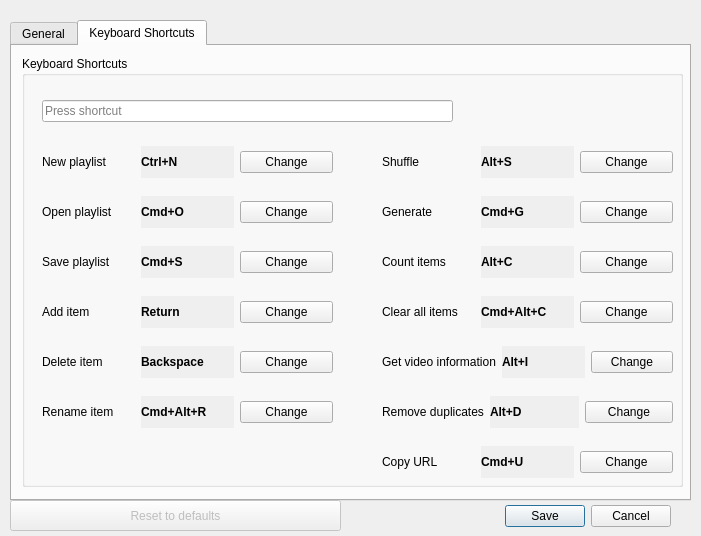
Above: src/main/resources/base/forms/settings_dialog.ui from christianhofmanncodes/youtube-playlist-generator before the change. Below: the same form after it.
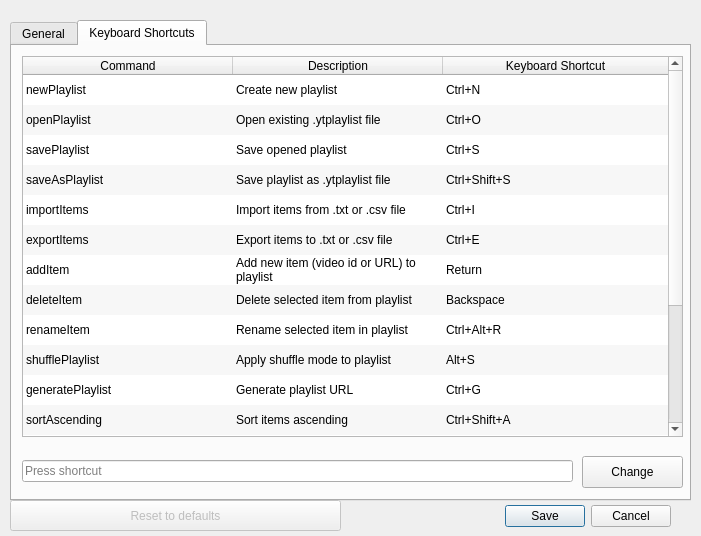
That is the form after the change. The open tabs and pages were chosen to show the change.

Commit message: Redesign Keyboard Shortcuts tab in SettingsDialog (replaced by table with all shortcut as rows

```diff
--- a/src/main/resources/base/forms/settings_dialog.ui
+++ b/src/main/resources/base/forms/settings_dialog.ui
@@ -230,561 +230,593 @@
     <attribute name="title">
      <string>Keyboard Shortcuts</string>
     </attribute>
-    <widget class="QGroupBox" name="groupBox_keyboard_shortcuts">
+    <widget class="QTableWidget" name="tableWidget">
      <property name="geometry">
       <rect>
        <x>10</x>
        <y>10</y>
        <width>661</width>
-       <height>431</height>
+       <height>381</height>
       </rect>
      </property>
-     <property name="title">
-      <string>Keyboard Shortcuts</string>
+     <property name="sizePolicy">
+      <sizepolicy hsizetype="Expanding" vsizetype="Expanding">
+       <horstretch>0</horstretch>
+       <verstretch>0</verstretch>
+      </sizepolicy>
      </property>
-     <widget class="QKeySequenceEdit" name="keySequenceEdit">
-      <property name="geometry">
-       <rect>
-        <x>20</x>
-        <y>30</y>
-        <width>411</width>
-        <height>51</height>
-       </rect>
+     <property name="showDropIndicator" stdset="0">
+      <bool>false</bool>
+     </property>
+     <property name="alternatingRowColors">
+      <bool>true</bool>
+     </property>
+     <property name="selectionMode">
+      <enum>QAbstractItemView::SingleSelection</enum>
+     </property>
+     <property name="selectionBehavior">
+      <enum>QAbstractItemView::SelectRows</enum>
+     </property>
+     <property name="showGrid">
+      <bool>false</bool>
+     </property>
+     <property name="gridStyle">
+      <enum>Qt::NoPen</enum>
+     </property>
+     <property name="cornerButtonEnabled">
+      <bool>true</bool>
+     </property>
+     <attribute name="horizontalHeaderVisible">
+      <bool>true</bool>
+     </attribute>
+     <attribute name="horizontalHeaderCascadingSectionResizes">
+      <bool>false</bool>
+     </attribute>
+     <attribute name="horizontalHeaderMinimumSectionSize">
+      <number>150</number>
+     </attribute>
+     <attribute name="horizontalHeaderDefaultSectionSize">
+      <number>210</number>
+     </attribute>
+     <attribute name="horizontalHeaderHighlightSections">
+      <bool>true</bool>
+     </attribute>
+     <attribute name="horizontalHeaderShowSortIndicator" stdset="0">
+      <bool>false</bool>
+     </attribute>
+     <attribute name="horizontalHeaderStretchLastSection">
+      <bool>true</bool>
+     </attribute>
+     <attribute name="verticalHeaderVisible">
+      <bool>false</bool>
+     </attribute>
+     <attribute name="verticalHeaderCascadingSectionResizes">
+      <bool>false</bool>
+     </attribute>
+     <attribute name="verticalHeaderMinimumSectionSize">
+      <number>21</number>
+     </attribute>
+     <attribute name="verticalHeaderDefaultSectionSize">
+      <number>30</number>
+     </attribute>
+     <attribute name="verticalHeaderHighlightSections">
+      <bool>true</bool>
+     </attribute>
+     <attribute name="verticalHeaderShowSortIndicator" stdset="0">
+      <bool>false</bool>
+     </attribute>
+     <attribute name="verticalHeaderStretchLastSection">
+      <bool>false</bool>
+     </attribute>
+     <row>
+      <property name="text">
+       <string>newPlaylist</string>
       </property>
-     </widget>
-     <widget class="QWidget" name="layoutWidget">
-      <property name="geometry">
-       <rect>
-        <x>360</x>
-        <y>140</y>
-        <width>291</width>
-        <height>32</height>
-       </rect>
+     </row>
+     <row>
+      <property name="text">
+       <string>openPlaylist</string>
       </property>
-      <layout class="QHBoxLayout" name="horizontalLayout_8">
-       <item>
-        <widget class="QLabel" name="label_keyboard_shortcuts_option8_text">
-         <property name="text">
-          <string>Generate</string>
-         </property>
-        </widget>
-       </item>
-       <item>
-        <widget class="QLabel" name="label_keyboard_shortcuts_option8">
-         <property name="font">
-          <font>
-           <bold>true</bold>
-          </font>
-         </property>
-         <property name="autoFillBackground">
-          <bool>true</bool>
-         </property>
-         <property name="text">
-          <string>Cmd+G</string>
-         </property>
-        </widget>
-       </item>
-       <item>
-        <widget class="QPushButton" name="pushButton_change_option8">
-         <property name="text">
-          <string>Change</string>
-         </property>
-        </widget>
-       </item>
-      </layout>
-     </widget>
-     <widget class="QWidget" name="layoutWidget">
-      <property name="geometry">
-       <rect>
-        <x>360</x>
-        <y>90</y>
-        <width>291</width>
-        <height>32</height>
-       </rect>
+     </row>
+     <row>
+      <property name="text">
+       <string>savePlaylist</string>
       </property>
-      <layout class="QHBoxLayout" name="horizontalLayout_7">
-       <item>
-        <widget class="QLabel" name="label_keyboard_shortcuts_option7_text">
-         <property name="text">
-          <string>Shuffle</string>
-         </property>
-        </widget>
-       </item>
-       <item>
-        <widget class="QLabel" name="label_keyboard_shortcuts_option7">
-         <property name="font">
-          <font>
-           <bold>true</bold>
-          </font>
-         </property>
-         <property name="autoFillBackground">
-          <bool>true</bool>
-         </property>
-         <property name="text">
-          <string>Alt+S</string>
-         </property>
-        </widget>
-       </item>
-       <item>
-        <widget class="QPushButton" name="pushButton_change_option7">
-         <property name="text">
-          <string>Change</string>
-         </property>
-        </widget>
-       </item>
-      </layout>
-     </widget>
-     <widget class="QWidget" name="layoutWidget">
-      <property name="geometry">
-       <rect>
-        <x>360</x>
-        <y>190</y>
-        <width>291</width>
-        <height>32</height>
-       </rect>
+     </row>
+     <row>
+      <property name="text">
+       <string>saveAsPlaylist</string>
       </property>
-      <layout class="QHBoxLayout" name="horizontalLayout_9">
-       <item>
-        <widget class="QLabel" name="label_keyboard_shortcuts_option9_text">
-         <property name="text">
-          <string>Count items</string>
-         </property>
-        </widget>
-       </item>
-       <item>
-        <widget class="QLabel" name="label_keyboard_shortcuts_option9">
-         <property name="font">
-          <font>
-           <bold>true</bold>
-          </font>
-         </property>
-         <property name="autoFillBackground">
-          <bool>true</bool>
-         </property>
-         <property name="text">
-          <string>Alt+C</string>
-         </property>
-        </widget>
-       </item>
-       <item>
-        <widget class="QPushButton" name="pushButton_change_option9">
-         <property name="text">
-          <string>Change</string>
-         </property>
-        </widget>
-       </item>
-      </layout>
-     </widget>
-     <widget class="QWidget" name="layoutWidget">
-      <property name="geometry">
-       <rect>
-        <x>360</x>
-        <y>240</y>
-        <width>291</width>
-        <height>32</height>
-       </rect>
+     </row>
+     <row>
+      <property name="text">
+       <string>importItems</string>
       </property>
-      <layout class="QHBoxLayout" name="horizontalLayout_10">
-       <item>
-        <widget class="QLabel" name="label_keyboard_shortcuts_option10_text">
-         <property name="text">
-          <string>Clear all items</string>
-         </property>
-        </widget>
-       </item>
-       <item>
-        <widget class="QLabel" name="label_keyboard_shortcuts_option10">
-         <property name="font">
-          <font>
-           <bold>true</bold>
-          </font>
-         </property>
-         <property name="autoFillBackground">
-          <bool>true</bool>
-         </property>
-         <property name="text">
-          <string>Cmd+Alt+C</string>
-         </property>
-        </widget>
-       </item>
-       <item>
-        <widget class="QPushButton" name="pushButton_change_option10">
-         <property name="text">
-          <string>Change</string>
-         </property>
-        </widget>
-       </item>
-      </layout>
-     </widget>
-     <widget class="QWidget" name="layoutWidget">
-      <property name="geometry">
-       <rect>
-        <x>20</x>
-        <y>340</y>
-        <width>291</width>
-        <height>32</height>
-       </rect>
+     </row>
+     <row>
+      <property name="text">
+       <string>exportItems</string>
       </property>
-      <layout class="QHBoxLayout" name="horizontalLayout_6">
-       <item>
-        <widget class="QLabel" name="label_keyboard_shortcuts_option6_text">
-         <property name="text">
-          <string>Rename item</string>
-         </property>
-        </widget>
-       </item>
-       <item>
-        <widget class="QLabel" name="label_keyboard_shortcuts_option6">
-         <property name="font">
-          <font>
-           <bold>true</bold>
-          </font>
-         </property>
-         <property name="autoFillBackground">
-          <bool>true</bool>
-         </property>
-         <property name="text">
-          <string>Cmd+Alt+R</string>
-         </property>
-        </widget>
-       </item>
-       <item>
-        <widget class="QPushButton" name="pushButton_change_option6">
-         <property name="text">
-          <string>Change</string>
-         </property>
-        </widget>
-       </item>
-      </layout>
-     </widget>
-     <widget class="QWidget" name="layoutWidget">
-      <property name="geometry">
-       <rect>
-        <x>360</x>
-        <y>390</y>
-        <width>291</width>
-        <height>32</height>
-       </rect>
+     </row>
+     <row>
+      <property name="text">
+       <string>addItem</string>
       </property>
-      <layout class="QHBoxLayout" name="horizontalLayout_13">
-       <item>
-        <widget class="QLabel" name="label_keyboard_shortcuts_option13_text">
-         <property name="text">
-          <string>Copy URL</string>
-         </property>
-        </widget>
-       </item>
-       <item>
-        <widget class="QLabel" name="label_keyboard_shortcuts_option13">
-         <property name="font">
-          <font>
-           <bold>true</bold>
-          </font>
-         </property>
-         <property name="autoFillBackground">
-          <bool>true</bool>
-         </property>
-         <property name="text">
-          <string>Cmd+U</string>
-         </property>
-        </widget>
-       </item>
-       <item>
-        <widget class="QPushButton" name="pushButton_change_option13">
-         <property name="text">
-          <string>Change</string>
-         </property>
-        </widget>
-       </item>
-      </layout>
-     </widget>
-     <widget class="QWidget" name="layoutWidget">
-      <property name="geometry">
-       <rect>
-        <x>360</x>
-        <y>340</y>
-        <width>291</width>
-        <height>32</height>
-       </rect>
+     </row>
+     <row>
+      <property name="text">
+       <string>deleteItem</string>
       </property>
-      <layout class="QHBoxLayout" name="horizontalLayout_12">
-       <item>
-        <widget class="QLabel" name="label_keyboard_shortcuts_option12_text">
-         <property name="text">
-          <string>Remove duplicates</string>
-         </property>
-        </widget>
-       </item>
-       <item>
-        <widget class="QLabel" name="label_keyboard_shortcuts_option12">
-         <property name="font">
-          <font>
-           <bold>true</bold>
-          </font>
-         </property>
-         <property name="autoFillBackground">
-          <bool>true</bool>
-         </property>
-         <property name="text">
-          <string>Alt+D</string>
-         </property>
-        </widget>
-       </item>
-       <item>
-        <widget class="QPushButton" name="pushButton_change_option12">
-         <property name="text">
-          <string>Change</string>
-         </property>
-        </widget>
-       </item>
-      </layout>
-     </widget>
-     <widget class="QWidget" name="layoutWidget">
-      <property name="geometry">
-       <rect>
-        <x>20</x>
-        <y>190</y>
-        <width>291</width>
-        <height>32</height>
-       </rect>
+     </row>
+     <row>
+      <property name="text">
+       <string>renameItem</string>
       </property>
-      <layout class="QHBoxLayout" name="horizontalLayout_3">
-       <item>
-        <widget class="QLabel" name="label_keyboard_shortcuts_option3_text">
-         <property name="text">
-          <string>Save playlist</string>
-         </property>
-        </widget>
-       </item>
-       <item>
-        <widget class="QLabel" name="label_keyboard_shortcuts_option3">
-         <property name="font">
-          <font>
-           <bold>true</bold>
-          </font>
-         </property>
-         <property name="autoFillBackground">
-          <bool>true</bool>
-         </property>
-         <property name="text">
-          <string>Cmd+S</string>
-         </property>
-        </widget>
-       </item>
-       <item>
-        <widget class="QPushButton" name="pushButton_change_option3">
-         <property name="text">
-          <string>Change</string>
-         </property>
-        </widget>
-       </item>
-      </layout>
-     </widget>
-     <widget class="QWidget" name="layoutWidget">
-      <property name="geometry">
-       <rect>
-        <x>20</x>
-        <y>240</y>
-        <width>291</width>
-        <height>32</height>
-       </rect>
+     </row>
+     <row>
+      <property name="text">
+       <string>shufflePlaylist</string>
       </property>
-      <layout class="QHBoxLayout" name="horizontalLayout_4">
-       <item>
-        <widget class="QLabel" name="label_keyboard_shortcuts_option4_text">
-         <property name="text">
-          <string>Add item</string>
-         </property>
-        </widget>
-       </item>
-       <item>
-        <widget class="QLabel" name="label_keyboard_shortcuts_option4">
-         <property name="font">
-          <font>
-           <bold>true</bold>
-          </font>
-         </property>
-         <property name="autoFillBackground">
-          <bool>true</bool>
-         </property>
-         <property name="text">
-          <string>Return</string>
-         </property>
-        </widget>
-       </item>
-       <item>
-        <widget class="QPushButton" name="pushButton_change_option4">
-         <property name="text">
-          <string>Change</string>
-         </property>
-        </widget>
-       </item>
-      </layout>
-     </widget>
-     <widget class="QWidget" name="layoutWidget">
-      <property name="geometry">
-       <rect>
-        <x>20</x>
-        <y>90</y>
-        <width>291</width>
-        <height>32</height>
-       </rect>
+     </row>
+     <row>
+      <property name="text">
+       <string>generatePlaylist</string>
       </property>
-      <layout class="QHBoxLayout" name="horizontalLayout">
-       <item>
-        <widget class="QLabel" name="label_keyboard_shortcuts_option1_text">
-         <property name="text">
-          <string>New playlist</string>
-         </property>
-        </widget>
-       </item>
-       <item>
-        <widget class="QLabel" name="label_keyboard_shortcuts_option1">
-         <property name="font">
-          <font>
-           <bold>true</bold>
-          </font>
-         </property>
-         <property name="autoFillBackground">
-          <bool>true</bool>
-         </property>
-         <property name="text">
-          <string>Ctrl+N</string>
-         </property>
-        </widget>
-       </item>
-       <item>
-        <widget class="QPushButton" name="pushButton_change_option1">
-         <property name="text">
-          <string>Change</string>
-         </property>
-        </widget>
-       </item>
-      </layout>
-     </widget>
-     <widget class="QWidget" name="layoutWidget">
-      <property name="geometry">
-       <rect>
-        <x>20</x>
-        <y>140</y>
-        <width>291</width>
-        <height>32</height>
-       </rect>
+     </row>
+     <row>
+      <property name="text">
+       <string>sortAscending</string>
       </property>
-      <layout class="QHBoxLayout" name="horizontalLayout_2">
-       <item>
-        <widget class="QLabel" name="label_keyboard_shortcuts_option2_text">
-         <property name="text">
-          <string>Open playlist</string>
-         </property>
-        </widget>
-       </item>
-       <item>
-        <widget class="QLabel" name="label_keyboard_shortcuts_option2">
-         <property name="font">
-          <font>
-           <bold>true</bold>
-          </font>
-         </property>
-         <property name="autoFillBackground">
-          <bool>true</bool>
-         </property>
-         <property name="text">
-          <string>Cmd+O</string>
-         </property>
-        </widget>
-       </item>
-       <item>
-        <widget class="QPushButton" name="pushButton_change_option2">
-         <property name="text">
-          <string>Change</string>
-         </property>
-        </widget>
-       </item>
-      </layout>
-     </widget>
-     <widget class="QWidget" name="layoutWidget">
-      <property name="geometry">
-       <rect>
-        <x>20</x>
-        <y>290</y>
-        <width>291</width>
-        <height>32</height>
-       </rect>
+     </row>
+     <row>
+      <property name="text">
+       <string>sortDescending</string>
       </property>
-      <layout class="QHBoxLayout" name="horizontalLayout_5">
-       <item>
-        <widget class="QLabel" name="label_keyboard_shortcuts_option5_text">
-         <property name="text">
-          <string>Delete item</string>
-         </property>
-        </widget>
-       </item>
-       <item>
-        <widget class="QLabel" name="label_keyboard_shortcuts_option5">
-         <property name="font">
-          <font>
-           <bold>true</bold>
-          </font>
-         </property>
-         <property name="autoFillBackground">
-          <bool>true</bool>
-         </property>
-         <property name="text">
-          <string>Backspace</string>
-         </property>
-        </widget>
-       </item>
-       <item>
-        <widget class="QPushButton" name="pushButton_change_option5">
-         <property name="text">
-          <string>Change</string>
-         </property>
-        </widget>
-       </item>
-      </layout>
-     </widget>
-     <widget class="QWidget" name="layoutWidget_2">
-      <property name="geometry">
-       <rect>
-        <x>360</x>
-        <y>290</y>
-        <width>291</width>
-        <height>32</height>
-       </rect>
+     </row>
+     <row>
+      <property name="text">
+       <string>countItems</string>
       </property>
-      <layout class="QHBoxLayout" name="horizontalLayout_11">
-       <item>
-        <widget class="QLabel" name="label_keyboard_shortcuts_option11_text">
-         <property name="text">
-          <string>Get video information</string>
-         </property>
-        </widget>
-       </item>
-       <item>
-        <widget class="QLabel" name="label_keyboard_shortcuts_option11">
-         <property name="font">
-          <font>
-           <bold>true</bold>
-          </font>
-         </property>
-         <property name="autoFillBackground">
-          <bool>true</bool>
-         </property>
-         <property name="text">
-          <string>Alt+I</string>
-         </property>
-        </widget>
-       </item>
-       <item>
-        <widget class="QPushButton" name="pushButton_change_option11">
-         <property name="text">
-          <string>Change</string>
-         </property>
-        </widget>
-       </item>
-      </layout>
-     </widget>
+     </row>
+     <row>
+      <property name="text">
+       <string>clearAllItems</string>
+      </property>
+     </row>
+     <row>
+      <property name="text">
+       <string>getVideoInformation</string>
+      </property>
+     </row>
+     <row>
+      <property name="text">
+       <string>removeDuplicates</string>
+      </property>
+     </row>
+     <row>
+      <property name="text">
+       <string>copyURL</string>
+      </property>
+     </row>
+     <column>
+      <property name="text">
+       <string>Command</string>
+      </property>
+     </column>
+     <column>
+      <property name="text">
+       <string>Description</string>
+      </property>
+     </column>
+     <column>
+      <property name="text">
+       <string>Keyboard Shortcut</string>
+      </property>
+     </column>
+     <item row="0" column="0">
+      <property name="text">
+       <string>newPlaylist</string>
+      </property>
+      <property name="flags">
+       <set>ItemIsSelectable|ItemIsEnabled</set>
+      </property>
+     </item>
+     <item row="0" column="1">
+      <property name="text">
+       <string>Create new playlist</string>
+      </property>
+      <property name="flags">
+       <set>ItemIsSelectable|ItemIsEnabled</set>
+      </property>
+     </item>
+     <item row="0" column="2">
+      <property name="text">
+       <string>Ctrl+N</string>
+      </property>
+     </item>
+     <item row="1" column="0">
+      <property name="text">
+       <string>openPlaylist</string>
+      </property>
+      <property name="flags">
+       <set>ItemIsSelectable|ItemIsEnabled</set>
+      </property>
+     </item>
+     <item row="1" column="1">
+      <property name="text">
+       <string>Open existing .ytplaylist file</string>
+      </property>
+      <property name="flags">
+       <set>ItemIsSelectable|ItemIsEnabled</set>
+      </property>
+     </item>
+     <item row="1" column="2">
+      <property name="text">
+       <string>Ctrl+O</string>
+      </property>
+     </item>
+     <item row="2" column="0">
+      <property name="text">
+       <string>savePlaylist</string>
+      </property>
+      <property name="flags">
+       <set>ItemIsSelectable|ItemIsEnabled</set>
+      </property>
+     </item>
+     <item row="2" column="1">
+      <property name="text">
+       <string>Save opened playlist</string>
+      </property>
+      <property name="flags">
+       <set>ItemIsSelectable|ItemIsEnabled</set>
+      </property>
+     </item>
+     <item row="2" column="2">
+      <property name="text">
+       <string>Ctrl+S</string>
+      </property>
+     </item>
+     <item row="3" column="0">
+      <property name="text">
+       <string>saveAsPlaylist</string>
+      </property>
+      <property name="flags">
+       <set>ItemIsSelectable|ItemIsEnabled</set>
+      </property>
+     </item>
+     <item row="3" column="1">
+      <property name="text">
+       <string>Save playlist as .ytplaylist file</string>
+      </property>
+      <property name="flags">
+       <set>ItemIsSelectable|ItemIsEnabled</set>
+      </property>
+     </item>
+     <item row="3" column="2">
+      <property name="text">
+       <string>Ctrl+Shift+S</string>
+      </property>
+     </item>
+     <item row="4" column="0">
+      <property name="text">
+       <string>importItems</string>
+      </property>
+      <property name="flags">
+       <set>ItemIsSelectable|ItemIsEnabled</set>
+      </property>
+     </item>
+     <item row="4" column="1">
+      <property name="text">
+       <string>Import items from .txt or .csv file</string>
+      </property>
+      <property name="flags">
+       <set>ItemIsSelectable|ItemIsEnabled</set>
+      </property>
+     </item>
+     <item row="4" column="2">
+      <property name="text">
+       <string>Ctrl+I</string>
+      </property>
+     </item>
+     <item row="5" column="0">
+      <property name="text">
+       <string>exportItems</string>
+      </property>
+      <property name="flags">
+       <set>ItemIsSelectable|ItemIsEnabled</set>
+      </property>
+     </item>
+     <item row="5" column="1">
+      <property name="text">
+       <string>Export items to .txt or .csv file</string>
+      </property>
+      <property name="flags">
+       <set>ItemIsSelectable|ItemIsEnabled</set>
+      </property>
+     </item>
+     <item row="5" column="2">
+      <property name="text">
+       <string>Ctrl+E</string>
+      </property>
+     </item>
+     <item row="6" column="0">
+      <property name="text">
+       <string>addItem</string>
+      </property>
+      <property name="flags">
+       <set>ItemIsSelectable|ItemIsEnabled</set>
+      </property>
+     </item>
+     <item row="6" column="1">
+      <property name="text">
+       <string>Add new item (video id or URL) to playlist</string>
+      </property>
+      <property name="flags">
+       <set>ItemIsSelectable|ItemIsEnabled</set>
+      </property>
+     </item>
+     <item row="6" column="2">
+      <property name="text">
+       <string>Return</string>
+      </property>
+     </item>
+     <item row="7" column="0">
+      <property name="text">
+       <string>deleteItem</string>
+      </property>
+      <property name="flags">
+       <set>ItemIsSelectable|ItemIsEnabled</set>
+      </property>
+     </item>
+     <item row="7" column="1">
+      <property name="text">
+       <string>Delete selected item from playlist</string>
+      </property>
+      <property name="flags">
+       <set>ItemIsSelectable|ItemIsEnabled</set>
+      </property>
+     </item>
+     <item row="7" column="2">
+      <property name="text">
+       <string>Backspace</string>
+      </property>
+     </item>
+     <item row="8" column="0">
+      <property name="text">
+       <string>renameItem</string>
+      </property>
+      <property name="flags">
+       <set>ItemIsSelectable|ItemIsEnabled</set>
+      </property>
+     </item>
+     <item row="8" column="1">
+      <property name="text">
+       <string>Rename selected item in playlist</string>
+      </property>
+      <property name="flags">
+       <set>ItemIsSelectable|ItemIsEnabled</set>
+      </property>
+     </item>
+     <item row="8" column="2">
+      <property name="text">
+       <string>Ctrl+Alt+R</string>
+      </property>
+     </item>
+     <item row="9" column="0">
+      <property name="text">
+       <string>shufflePlaylist</string>
+      </property>
+      <property name="flags">
+       <set>ItemIsSelectable|ItemIsEnabled</set>
+      </property>
+     </item>
+     <item row="9" column="1">
+      <property name="text">
+       <string>Apply shuffle mode to playlist</string>
+      </property>
+      <property name="flags">
+       <set>ItemIsSelectable|ItemIsEnabled</set>
+      </property>
+     </item>
+     <item row="9" column="2">
+      <property name="text">
+       <string>Alt+S</string>
+      </property>
+     </item>
+     <item row="10" column="0">
+      <property name="text">
+       <string>generatePlaylist</string>
+      </property>
+      <property name="flags">
+       <set>ItemIsSelectable|ItemIsEnabled</set>
+      </property>
+     </item>
+     <item row="10" column="1">
+      <property name="text">
+       <string>Generate playlist URL</string>
+      </property>
+      <property name="flags">
+       <set>ItemIsSelectable|ItemIsEnabled</set>
+      </property>
+     </item>
+     <item row="10" column="2">
+      <property name="text">
+       <string>Ctrl+G</string>
+      </property>
+     </item>
+     <item row="11" column="0">
+      <property name="text">
+       <string>sortAscending</string>
+      </property>
+      <property name="flags">
+       <set>ItemIsSelectable|ItemIsEnabled</set>
+      </property>
+     </item>
+     <item row="11" column="1">
+      <property name="text">
+       <string>Sort items ascending</string>
+      </property>
+      <property name="flags">
+       <set>ItemIsSelectable|ItemIsEnabled</set>
+      </property>
+     </item>
+     <item row="11" column="2">
+      <property name="text">
+       <string>Ctrl+Shift+A</string>
+      </property>
+     </item>
+     <item row="12" column="0">
+      <property name="text">
+       <string>sortDescending</string>
+      </property>
+      <property name="flags">
+       <set>ItemIsSelectable|ItemIsEnabled</set>
+      </property>
+     </item>
+     <item row="12" column="1">
+      <property name="text">
+       <string>Sort items descending</string>
+      </property>
+      <property name="flags">
+       <set>ItemIsSelectable|ItemIsEnabled</set>
+      </property>
+     </item>
+     <item row="12" column="2">
+      <property name="text">
+       <string>Ctrl+Shift+D</string>
+      </property>
+     </item>
+     <item row="13" column="0">
+      <property name="text">
+       <string>countItems</string>
+      </property>
+      <property name="flags">
+       <set>ItemIsSelectable|ItemIsEnabled</set>
+      </property>
+     </item>
+     <item row="13" column="1">
+      <property name="text">
+       <string>Count all items in playlist</string>
+      </property>
+      <property name="flags">
+       <set>ItemIsSelectable|ItemIsEnabled</set>
+      </property>
+     </item>
+     <item row="13" column="2">
+      <property name="text">
+       <string>Alt+C</string>
+      </property>
+     </item>
+     <item row="14" column="0">
+      <property name="text">
+       <string>clearAllItems</string>
+      </property>
+      <property name="flags">
+       <set>ItemIsSelectable|ItemIsEnabled</set>
+      </property>
+     </item>
+     <item row="14" column="1">
+      <property name="text">
+       <string>Remove all items in playlist</string>
+      </property>
+      <property name="flags">
+       <set>ItemIsSelectable|ItemIsEnabled</set>
+      </property>
+     </item>
+     <item row="14" column="2">
+      <property name="text">
+       <string>Ctrl+Alt+C</string>
+      </property>
+     </item>
+     <item row="15" column="0">
+      <property name="text">
+       <string>getVideoInformation</string>
+      </property>
+      <property name="flags">
+       <set>ItemIsSelectable|ItemIsEnabled</set>
+      </property>
+     </item>
+     <item row="15" column="1">
+      <property name="text">
+       <string>Display video information to selected video id</string>
+      </property>
+      <property name="flags">
+       <set>ItemIsSelectable|ItemIsEnabled</set>
+      </property>
+     </item>
+     <item row="15" column="2">
+      <property name="text">
+       <string>Alt+I</string>
+      </property>
+     </item>
+     <item row="16" column="0">
+      <property name="text">
+       <string>removeDuplicates</string>
+      </property>
+      <property name="flags">
+       <set>ItemIsSelectable|ItemIsEnabled</set>
+      </property>
+     </item>
+     <item row="16" column="1">
+      <property name="text">
+       <string>Remove any duplicates in playlist</string>
+      </property>
+      <property name="flags">
+       <set>ItemIsSelectable|ItemIsEnabled</set>
+      </property>
+     </item>
+     <item row="16" column="2">
+      <property name="text">
+       <string>Alt+D</string>
+      </property>
+     </item>
+     <item row="17" column="0">
+      <property name="text">
+       <string>copyURL</string>
+      </property>
+      <property name="flags">
+       <set>ItemIsSelectable|ItemIsEnabled</set>
+      </property>
+     </item>
+     <item row="17" column="1">
+      <property name="text">
+       <string>Copy generated playlist URL</string>
+      </property>
+      <property name="flags">
+       <set>ItemIsSelectable|ItemIsEnabled</set>
+      </property>
+     </item>
+     <item row="17" column="2">
+      <property name="text">
+       <string>Ctrl+U</string>
+      </property>
+     </item>
+    </widget>
+    <widget class="QKeySequenceEdit" name="keySequenceEdit">
+     <property name="geometry">
+      <rect>
+       <x>10</x>
+       <y>400</y>
+       <width>551</width>
+       <height>51</height>
+      </rect>
+     </property>
+     <property name="keySequence">
+      <string notr="true"/>
+     </property>
+    </widget>
+    <widget class="QPushButton" name="pushButton_change_shortcut">
+     <property name="geometry">
+      <rect>
+       <x>570</x>
+       <y>410</y>
+       <width>101</width>
+       <height>32</height>
+      </rect>
+     </property>
+     <property name="text">
+      <string>Change</string>
+     </property>
     </widget>
    </widget>
   </widget>
```
